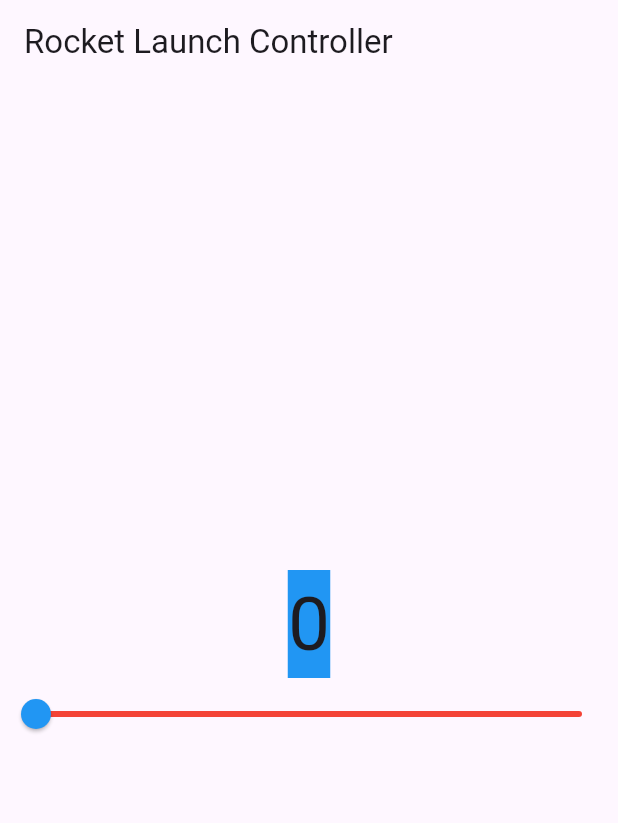
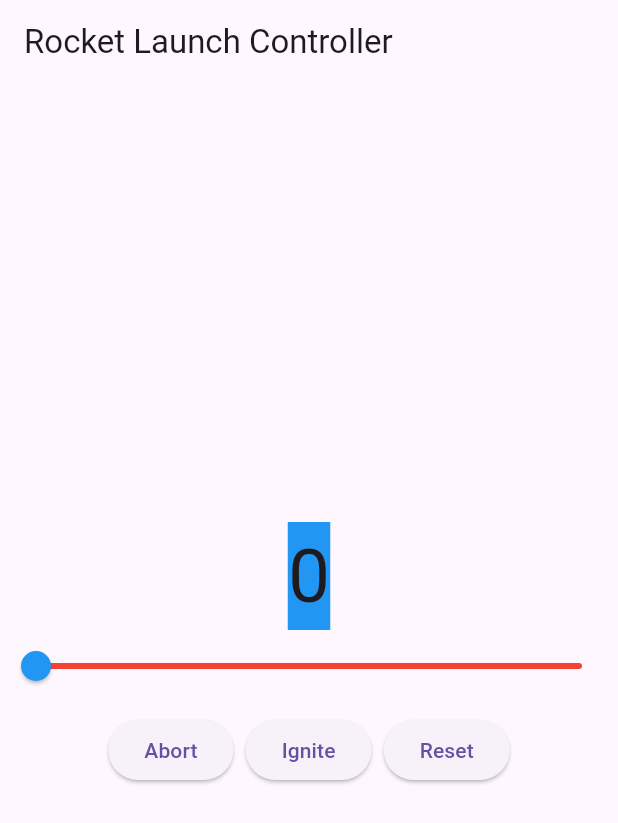
Before and after one commit to SobbingSoprano/Rocket_Launcher, a Flutter app: the screen it shows after launch, on a phone screen of 412 x 824 dp. Shown: the top 823 px of the screen. Run offline on Flutter 3.47's test engine with Material 3 defaults, Android fonts, the phone set to English and light mode, and no system bars.

Commit message:
added increment/decrement buttons- kent

```diff
--- a/lib/main.dart
+++ b/lib/main.dart
@@ -55,6 +55,35 @@ class _CounterWidgetState extends State<CounterWidget> {
             activeColor: Colors.blue,
             inactiveColor: Colors.red,
           ),
+          ButtonBar(
+            alignment: MainAxisAlignment.center,
+            children: [
+              ElevatedButton(
+                onPressed: () {
+                  setState(() {
+                    if (_counter > 0) _counter--;
+                  });
+                },
+                child: const Text('Abort'),
+              ),
+              ElevatedButton(
+                onPressed: () {
+                  setState(() {
+                    if (_counter < 100) _counter++;
+                  });
+                },
+                child: const Text('Ignite'),
+              ),
+                ElevatedButton(
+                    onPressed: () {
+                    setState(() {
+                        _counter = 0;
+                    });
+                    },
+                    child: const Text('Reset'),
+                ),
+            ],
+          ),
         ],
       ),
     );
```
